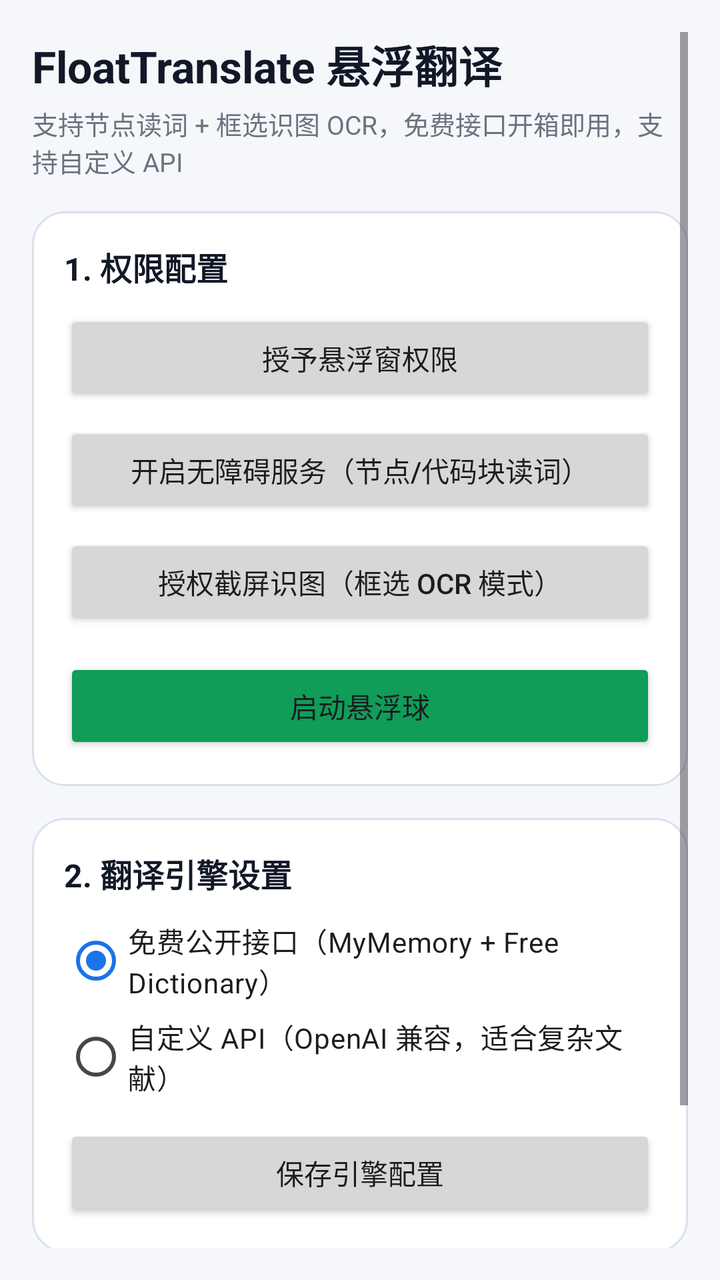
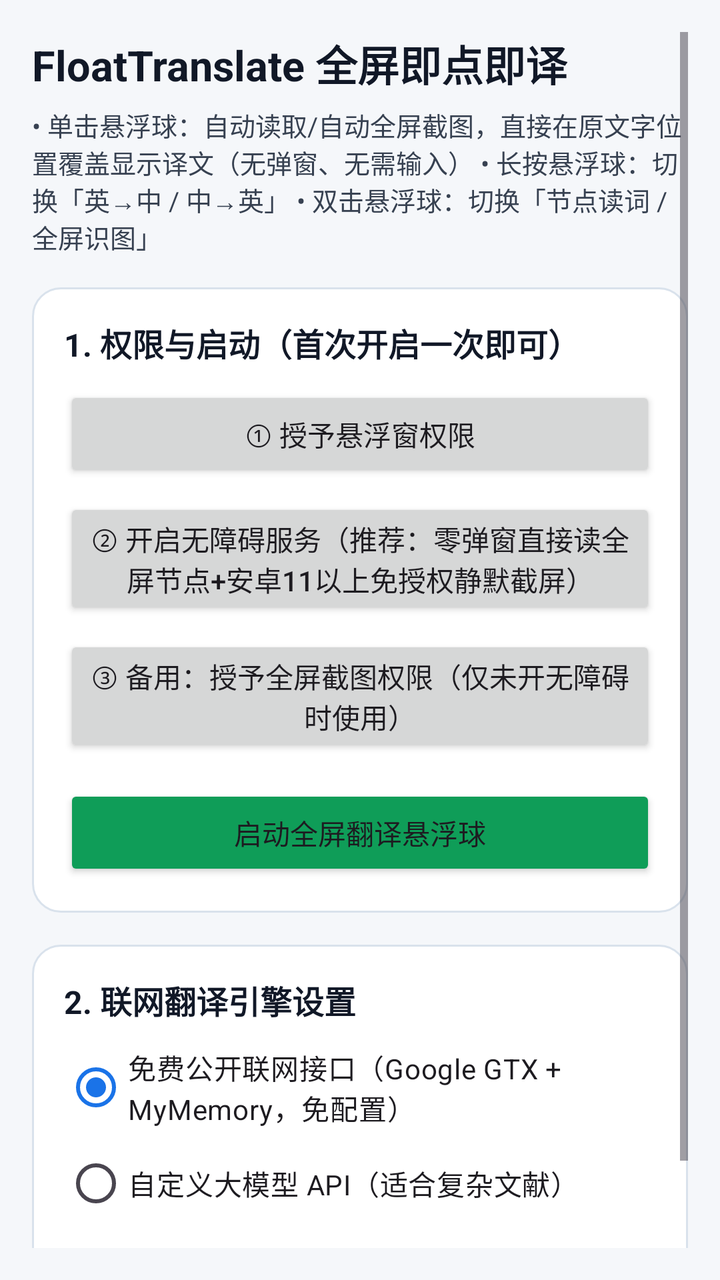

Before-and-after screenshots of an Android layout around one commit, followed by the original layout XML and the change that was made.
<!-- AndroidManifest.xml: application theme Theme.FloatTranslate -->
<!-- res/layout/activity_main.xml -->
<?xml version="1.0" encoding="utf-8"?>
<ScrollView xmlns:android="http://schemas.android.com/apk/res/android"
    android:layout_width="match_parent"
    android:layout_height="match_parent"
    android:background="#F5F7FA"
    android:padding="16dp">

    <LinearLayout
        android:layout_width="match_parent"
        android:layout_height="wrap_content"
        android:orientation="vertical">

        <TextView
            android:layout_width="wrap_content"
            android:layout_height="wrap_content"
            android:text="FloatTranslate 悬浮翻译"
            android:textColor="#111827"
            android:textSize="22sp"
            android:textStyle="bold" />

        <TextView
            android:layout_width="wrap_content"
            android:layout_height="wrap_content"
            android:layout_marginTop="4dp"
            android:text="支持节点读词 + 框选识图 OCR，免费接口开箱即用，支持自定义 API"
            android:textColor="#6B7280"
            android:textSize="13sp" />

        
        <LinearLayout
            android:layout_width="match_parent"
            android:layout_height="wrap_content"
            android:layout_marginTop="16dp"
            android:background="@drawable/bg_floating_card"
            android:orientation="vertical"
            android:padding="16dp">

            <TextView
                android:layout_width="wrap_content"
                android:layout_height="wrap_content"
                android:text="1. 权限配置"
                android:textColor="#111827"
                android:textSize="16sp"
                android:textStyle="bold" />

            <Button
                android:id="@+id/btnOverlayPerm"
                android:layout_width="match_parent"
                android:layout_height="wrap_content"
                android:layout_marginTop="10dp"
                android:text="授予悬浮窗权限" />

            <Button
                android:id="@+id/btnAccessibilityPerm"
                android:layout_width="match_parent"
                android:layout_height="wrap_content"
                android:layout_marginTop="8dp"
                android:text="开启无障碍服务（节点/代码块读词）" />

            <Button
                android:id="@+id/btnScreenCapturePerm"
                android:layout_width="match_parent"
                android:layout_height="wrap_content"
                android:layout_marginTop="8dp"
                android:text="授权截屏识图（框选 OCR 模式）" />

            <Button
                android:id="@+id/btnToggleFloating"
                android:layout_width="match_parent"
                android:layout_height="wrap_content"
                android:layout_marginTop="14dp"
                android:backgroundTint="#0F9D58"
                android:text="启动悬浮球" />
        </LinearLayout>

        
        <LinearLayout
            android:layout_width="match_parent"
            android:layout_height="wrap_content"
            android:layout_marginTop="16dp"
            android:background="@drawable/bg_floating_card"
            android:orientation="vertical"
            android:padding="16dp">

            <TextView
                android:layout_width="wrap_content"
                android:layout_height="wrap_content"
                android:text="2. 翻译引擎设置"
                android:textColor="#111827"
                android:textSize="16sp"
                android:textStyle="bold" />

            <RadioGroup
                android:id="@+id/rgEngine"
                android:layout_width="match_parent"
                android:layout_height="wrap_content"
                android:layout_marginTop="8dp">

                <RadioButton
                    android:id="@+id/rbFreeApi"
                    android:layout_width="match_parent"
                    android:layout_height="wrap_content"
                    android:checked="true"
                    android:text="免费公开接口（MyMemory + Free Dictionary）" />

                <RadioButton
                    android:id="@+id/rbCustomApi"
                    android:layout_width="match_parent"
                    android:layout_height="wrap_content"
                    android:text="自定义 API（OpenAI 兼容，适合复杂文献）" />
            </RadioGroup>

            <LinearLayout
                android:id="@+id/layoutCustomApi"
                android:layout_width="match_parent"
                android:layout_height="wrap_content"
                android:layout_marginTop="8dp"
                android:orientation="vertical"
                android:visibility="gone">

                <EditText
                    android:id="@+id/etBaseUrl"
                    android:layout_width="match_parent"
                    android:layout_height="wrap_content"
                    android:hint="Base URL (例如 https://api.deepseek.com/v1)"
                    android:inputType="textUri"
                    android:textSize="13sp" />

                <EditText
                    android:id="@+id/etApiKey"
                    android:layout_width="match_parent"
                    android:layout_height="wrap_content"
                    android:layout_marginTop="6dp"
                    android:hint="API Key (sk-...)"
                    android:inputType="textPassword"
                    android:textSize="13sp" />

                <EditText
                    android:id="@+id/etModel"
                    android:layout_width="match_parent"
                    android:layout_height="wrap_content"
                    android:layout_marginTop="6dp"
                    android:hint="Model (例如 deepseek-chat / gpt-4o-mini)"
                    android:inputType="text"
                    android:textSize="13sp" />
            </LinearLayout>

            <Button
                android:id="@+id/btnSaveSettings"
                android:layout_width="match_parent"
                android:layout_height="wrap_content"
                android:layout_marginTop="10dp"
                android:text="保存引擎配置" />
        </LinearLayout>

        
        <LinearLayout
            android:layout_width="match_parent"
            android:layout_height="wrap_content"
            android:layout_marginTop="16dp"
            android:background="@drawable/bg_floating_card"
            android:orientation="vertical"
            android:padding="16dp">

            <TextView
                android:layout_width="wrap_content"
                android:layout_height="wrap_content"
                android:text="3. 最近翻译缓存"
                android:textColor="#111827"
                android:textSize="16sp"
                android:textStyle="bold" />

            <TextView
                android:id="@+id/tvHistory"
                android:layout_width="match_parent"
                android:layout_height="wrap_content"
                android:layout_marginTop="8dp"
                android:text="暂无缓存记录"
                android:textColor="#374151"
                android:textSize="13sp" />
        </LinearLayout>
    </LinearLayout>
</ScrollView>
<!-- resources referenced by this layout -->
<resources>
  <!-- drawable bg_floating_card (drawable) -->
  <?xml version="1.0" encoding="utf-8"?>
  <shape xmlns:android="http://schemas.android.com/apk/res/android"
      android:shape="rectangle">
      <solid android:color="#F7FFFFFF" />
      <corners android:radius="16dp" />
      <stroke android:width="1dp" android:color="#D9E2EC" />
  </shape>
  <style name="Theme.FloatTranslate" parent="Theme.Material3.DayNight.NoActionBar">
          <item name="colorPrimary">#1A73E8</item>
          <item name="colorOnPrimary">#FFFFFF</item>
      </style>
</resources>

<!-- the commit's change to res/layout/activity_main.xml (unified diff, before → after) -->
@@ -13,20 +13,21 @@
         <TextView
             android:layout_width="wrap_content"
             android:layout_height="wrap_content"
-            android:text="FloatTranslate 悬浮翻译"
+            android:text="FloatTranslate 全屏即点即译"
             android:textColor="#111827"
-            android:textSize="22sp"
+            android:textSize="21sp"
             android:textStyle="bold" />
 
         <TextView
             android:layout_width="wrap_content"
             android:layout_height="wrap_content"
-            android:layout_marginTop="4dp"
-            android:text="支持节点读词 + 框选识图 OCR，免费接口开箱即用，支持自定义 API"
-            android:textColor="#6B7280"
+            android:layout_marginTop="6dp"
+            android:text="• 单击悬浮球：自动读取/自动全屏截图，直接在原文字位置覆盖显示译文（无弹窗、无需输入）
+• 长按悬浮球：切换「英→中 / 中→英」
+• 双击悬浮球：切换「节点读词 / 全屏识图」"
+            android:textColor="#374151"
             android:textSize="13sp" />
 
-        
         <LinearLayout
             android:layout_width="match_parent"
             android:layout_height="wrap_content"
@@ -38,7 +39,7 @@
             <TextView
                 android:layout_width="wrap_content"
                 android:layout_height="wrap_content"
-                android:text="1. 权限配置"
+                android:text="1. 权限与启动（首次开启一次即可）"
                 android:textColor="#111827"
                 android:textSize="16sp"
                 android:textStyle="bold" />
@@ -48,21 +49,21 @@
                 android:layout_width="match_parent"
                 android:layout_height="wrap_content"
                 android:layout_marginTop="10dp"
-                android:text="授予悬浮窗权限" />
+                android:text="① 授予悬浮窗权限" />
 
             <Button
                 android:id="@+id/btnAccessibilityPerm"
                 android:layout_width="match_parent"
                 android:layout_height="wrap_content"
                 android:layout_marginTop="8dp"
-                android:text="开启无障碍服务（节点/代码块读词）" />
+                android:text="② 开启无障碍服务（推荐：零弹窗直接读全屏节点+安卓11以上免授权静默截屏）" />
 
             <Button
                 android:id="@+id/btnScreenCapturePerm"
                 android:layout_width="match_parent"
                 android:layout_height="wrap_content"
                 android:layout_marginTop="8dp"
-                android:text="授权截屏识图（框选 OCR 模式）" />
+                android:text="③ 备用：授予全屏截图权限（仅未开无障碍时使用）" />
 
             <Button
                 android:id="@+id/btnToggleFloating"
@@ -70,10 +71,9 @@
                 android:layout_height="wrap_content"
                 android:layout_marginTop="14dp"
                 android:backgroundTint="#0F9D58"
-                android:text="启动悬浮球" />
+                android:text="启动全屏翻译悬浮球" />
         </LinearLayout>
 
-        
         <LinearLayout
             android:layout_width="match_parent"
             android:layout_height="wrap_content"
@@ -85,7 +85,7 @@
             <TextView
                 android:layout_width="wrap_content"
                 android:layout_height="wrap_content"
-                android:text="2. 翻译引擎设置"
+                android:text="2. 联网翻译引擎设置"
                 android:textColor="#111827"
                 android:textSize="16sp"
                 android:textStyle="bold" />
@@ -101,13 +101,13 @@
                     android:layout_width="match_parent"
                     android:layout_height="wrap_content"
                     android:checked="true"
-                    android:text="免费公开接口（MyMemory + Free Dictionary）" />
+                    android:text="免费公开联网接口（Google GTX + MyMemory，免配置）" />
 
                 <RadioButton
                     android:id="@+id/rbCustomApi"
                     android:layout_width="match_parent"
                     android:layout_height="wrap_content"
-                    android:text="自定义 API（OpenAI 兼容，适合复杂文献）" />
+                    android:text="自定义大模型 API（适合复杂文献）" />
             </RadioGroup>
 
             <LinearLayout
@@ -140,7 +140,7 @@
                     android:layout_width="match_parent"
                     android:layout_height="wrap_content"
                     android:layout_marginTop="6dp"
-                    android:hint="Model (例如 deepseek-chat / gpt-4o-mini)"
+                    android:hint="Model (例如 deepseek-chat)"
                     android:inputType="text"
                     android:textSize="13sp" />
             </LinearLayout>
@@ -150,34 +150,7 @@
                 android:layout_width="match_parent"
                 android:layout_height="wrap_content"
                 android:layout_marginTop="10dp"
-                android:text="保存引擎配置" />
-        </LinearLayout>
-
-        
-        <LinearLayout
-            android:layout_width="match_parent"
-            android:layout_height="wrap_content"
-            android:layout_marginTop="16dp"
-            android:background="@drawable/bg_floating_card"
-            android:orientation="vertical"
-            android:padding="16dp">
-
-            <TextView
-                android:layout_width="wrap_content"
-                android:layout_height="wrap_content"
-                android:text="3. 最近翻译缓存"
-                android:textColor="#111827"
-                android:textSize="16sp"
-                android:textStyle="bold" />
-
-            <TextView
-                android:id="@+id/tvHistory"
-                android:layout_width="match_parent"
-                android:layout_height="wrap_content"
-                android:layout_marginTop="8dp"
-                android:text="暂无缓存记录"
-                android:textColor="#374151"
-                android:textSize="13sp" />
+                android:text="保存配置" />
         </LinearLayout>
     </LinearLayout>
 </ScrollView>
<!-- resource entries referenced after the edit -->
@@ -4,8 +4,8 @@
   <?xml version="1.0" encoding="utf-8"?>
   <shape xmlns:android="http://schemas.android.com/apk/res/android"
       android:shape="rectangle">
-      <solid android:color="#F7FFFFFF" />
-      <corners android:radius="16dp" />
+      <solid android:color="#FFFFFF" />
+      <corners android:radius="14dp" />
       <stroke android:width="1dp" android:color="#D9E2EC" />
   </shape>
   <style name="Theme.FloatTranslate" parent="Theme.Material3.DayNight.NoActionBar">
